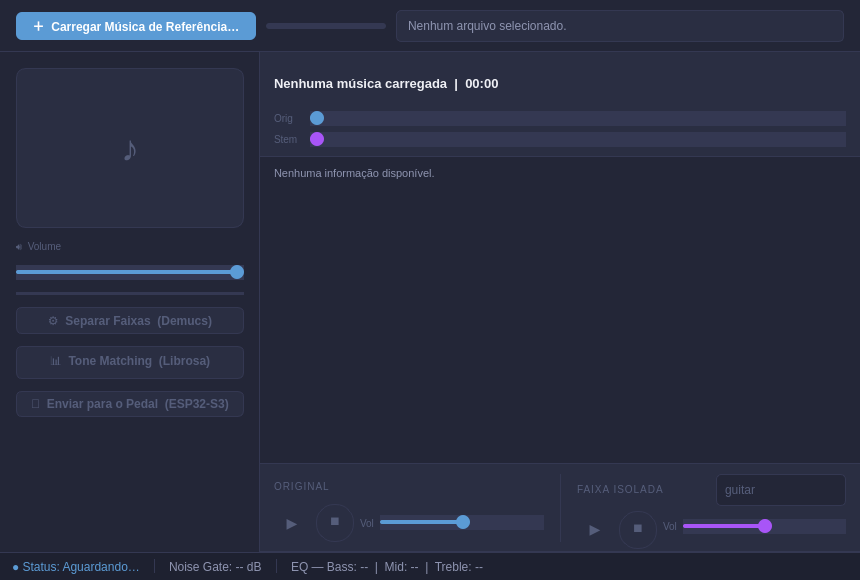
broken-usb/uninstrumephy, file gui/mainwindow.ui: the form before one commit.
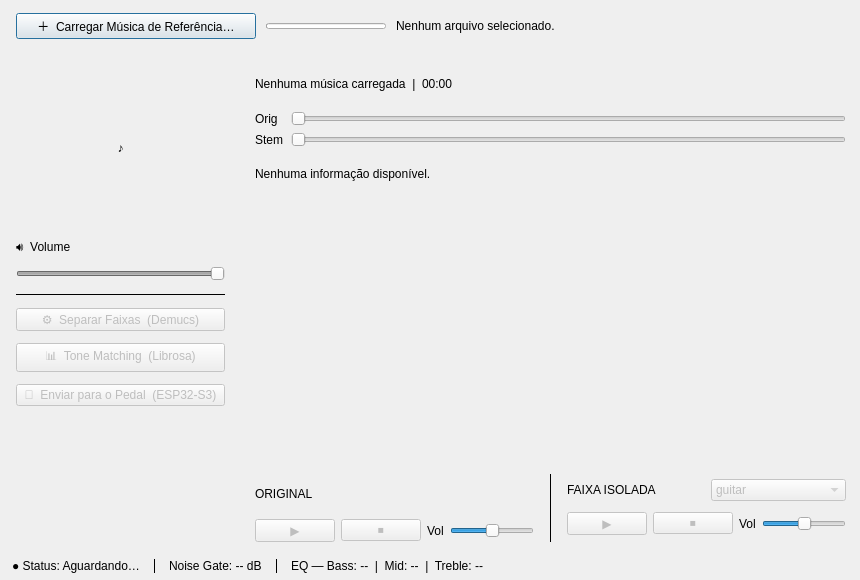
The form after the commit.

The edit to the form file:
```diff
--- a/gui/mainwindow.ui
+++ b/gui/mainwindow.ui
@@ -19,238 +19,6 @@
   <property name="windowTitle">
    <string>Tone Matcher</string>
   </property>
-  <property name="styleSheet">
-   <string notr="true">
-QDialog {
-    background-color: #1b1e2b;
-    font-family: 'Noto Sans', 'Segoe UI', sans-serif;
-    font-size: 12px;
-    color: #eff0f5;
-}
-
-QFrame#frameHeader {
-    background-color: #232637;
-    border-bottom: 1px solid #343852;
-}
-QFrame#frameLeft {
-    background-color: #232637;
-    border-right: 1px solid #343852;
-}
-QFrame#frameInfo {
-    background-color: #2a2e42;
-    border-bottom: 1px solid #343852;
-}
-QFrame#frameMetadata {
-    background-color: #232637;
-    border-bottom: 1px solid #343852;
-}
-QFrame#framePlayback {
-    background-color: #2a2e42;
-    border-bottom: 1px solid #343852;
-}
-QFrame#frameStatus {
-    background-color: #1e2130;
-    border-top: 1px solid #343852;
-}
-
-QLabel {
-    color: #eff0f5;
-    background-color: transparent;
-    border: none;
-}
-QLabel#lbl_cover {
-    background-color: #2a2e42;
-    border: 1px solid #343852;
-    border-radius: 10px;
-    color: #555d7a;
-    font-size: 36px;
-    qproperty-alignment: AlignCenter;
-}
-QLabel#lbl_filepath {
-    color: #8e94b0;
-    border: 1px solid #343852;
-    border-radius: 5px;
-    background-color: #2a2e42;
-    padding: 0 8px;
-}
-QLabel#lbl_info {
-    font-size: 13px;
-    font-weight: bold;
-    color: #eff0f5;
-}
-QLabel#lbl_metadata {
-    color: #8e94b0;
-    font-size: 11px;
-}
-QLabel#lbl_status  { color: #5b9bd5; }
-QLabel#lbl_gate    { color: #8e94b0; }
-QLabel#lbl_eq      { color: #8e94b0; }
-QLabel#lbl_section_orig,
-QLabel#lbl_section_stem {
-    color: #555d7a;
-    font-size: 10px;
-    letter-spacing: 1px;
-}
-QLabel#lbl_vol_main,
-QLabel#lbl_vol_orig,
-QLabel#lbl_vol_stem,
-QLabel#lbl_seek_orig,
-QLabel#lbl_seek_stem {
-    color: #555d7a;
-    font-size: 10px;
-}
-
-QPushButton {
-    background-color: #5b9bd5;
-    color: #ffffff;
-    border: none;
-    border-radius: 6px;
-    padding: 5px 10px;
-    font-weight: 500;
-}
-QPushButton:hover   { background-color: #72aedf; }
-QPushButton:pressed { background-color: #4a87bf; }
-QPushButton:disabled {
-    background-color: #2a2e42;
-    color: #555d7a;
-}
-
-QPushButton#btn_load { font-weight: bold; }
-
-QPushButton#btn_run_demucs {
-    background-color: #2d5540;
-    color: #eff0f5;
-    border: 1px solid #27ae60;
-}
-QPushButton#btn_run_demucs:hover   { background-color: #3a6e52; }
-QPushButton#btn_run_demucs:pressed { background-color: #244533; }
-QPushButton#btn_run_demucs:disabled {
-    background-color: #2a2e42;
-    border-color: #343852;
-    color: #555d7a;
-}
-
-QPushButton#btn_run_analysis {
-    background-color: #35358a;
-    color: #eff0f5;
-    border: 1px solid #5b9bd5;
-}
-QPushButton#btn_run_analysis:hover   { background-color: #4040a0; }
-QPushButton#btn_run_analysis:pressed { background-color: #28286e; }
-QPushButton#btn_run_analysis:disabled {
-    background-color: #2a2e42;
-    border-color: #343852;
-    color: #555d7a;
-}
-
-QPushButton#btn_send_hardware {
-    background-color: #8a5a1f;
-    color: #eff0f5;
-    border: 1px solid #e0993a;
-}
-QPushButton#btn_send_hardware:hover   { background-color: #a56d27; }
-QPushButton#btn_send_hardware:pressed { background-color: #6e4718; }
-QPushButton#btn_send_hardware:disabled {
-    background-color: #2a2e42;
-    border-color: #343852;
-    color: #555d7a;
-}
-
-QPushButton#btn_play_orig,
-QPushButton#btn_stop_orig,
-QPushButton#btn_play_guitar,
-QPushButton#btn_stop_guitar {
-    border-radius: 18px;
-    min-width:  36px;
-    max-width:  36px;
-    min-height: 36px;
-    max-height: 36px;
-    font-size: 14px;
-    padding: 0;
-}
-QPushButton#btn_play_orig            { background-color: #5b9bd5; }
-QPushButton#btn_play_orig:hover      { background-color: #72aedf; }
-QPushButton#btn_play_orig:disabled   { background-color: #2a2e42; color: #555d7a; }
-QPushButton#btn_play_guitar          { background-color: #a855f7; }
-QPushButton#btn_play_guitar:hover    { background-color: #c77dff; }
-QPushButton#btn_play_guitar:disabled { background-color: #2a2e42; color: #555d7a; }
-QPushButton#btn_stop_orig,
-QPushButton#btn_stop_guitar {
-    background-color: #2a2e42;
-    border: 1px solid #343852;
-    color: #8e94b0;
-}
-QPushButton#btn_stop_orig:hover,
-QPushButton#btn_stop_guitar:hover  { background-color: #343852; }
-QPushButton#btn_stop_orig:disabled,
-QPushButton#btn_stop_guitar:disabled { color: #555d7a; }
-
-QProgressBar {
-    background-color: #343852;
-    border-radius: 3px;
-    border: none;
-    max-height: 6px;
-    text-align: center;
-    color: transparent;
-}
-QProgressBar::chunk {
-    background-color: #5b9bd5;
-    border-radius: 3px;
-}
-
-QSlider::groove:horizontal {
-    height: 4px;
-    background: #343852;
-    border-radius: 2px;
-    margin: 0;
-}
-QSlider::handle:horizontal {
-    width: 14px;
-    height: 14px;
-    margin: -5px 0;
-    background: #5b9bd5;
-    border-radius: 7px;
-    border: none;
-}
-QSlider::sub-page:horizontal {
-    background: #5b9bd5;
-    border-radius: 2px;
-}
-QSlider#slider_vol_stem::handle:horizontal,
-QSlider#slider_seek_stem::handle:horizontal  { background: #a855f7; }
-QSlider#slider_vol_stem::sub-page:horizontal,
-QSlider#slider_seek_stem::sub-page:horizontal { background: #a855f7; }
-QSlider:disabled::handle:horizontal    { background: #343852; }
-QSlider:disabled::sub-page:horizontal  { background: #343852; }
-
-QComboBox {
-    background-color: #232637;
-    color: #eff0f5;
-    border: 1px solid #343852;
-    border-radius: 5px;
-    padding: 3px 8px;
-    min-height: 24px;
-}
-QComboBox:hover   { border-color: #5b9bd5; }
-QComboBox:disabled { color: #555d7a; }
-QComboBox::drop-down { border: none; width: 20px; }
-QComboBox QAbstractItemView {
-    background-color: #2a2e42;
-    color: #eff0f5;
-    border: 1px solid #343852;
-    selection-background-color: #5b9bd5;
-    outline: none;
-}
-
-QFrame#lineSep,
-QFrame#vlineSep,
-QFrame#vlineStatus1,
-QFrame#vlineStatus2 {
-    color: #343852;
-    background-color: #343852;
-}
-   </string>
-  </property>
   <layout class="QVBoxLayout" name="mainLayout">
    <property name="spacing">
     <number>0</number>
```
